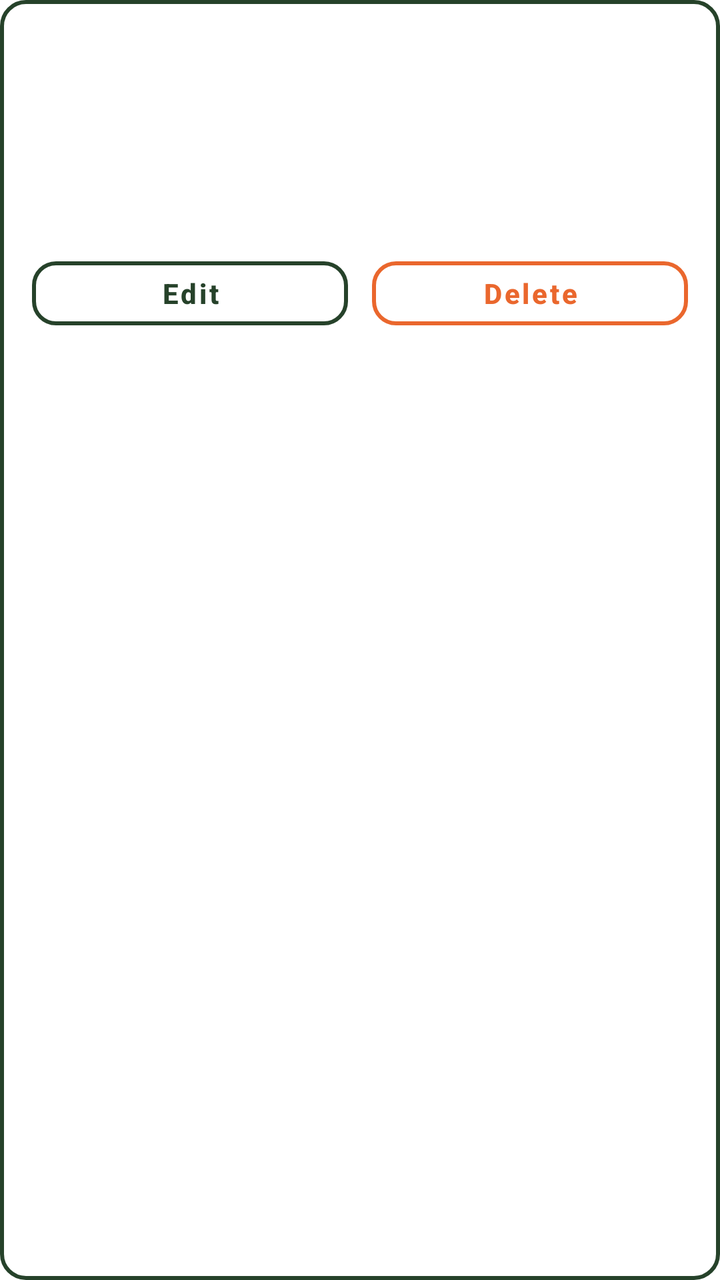
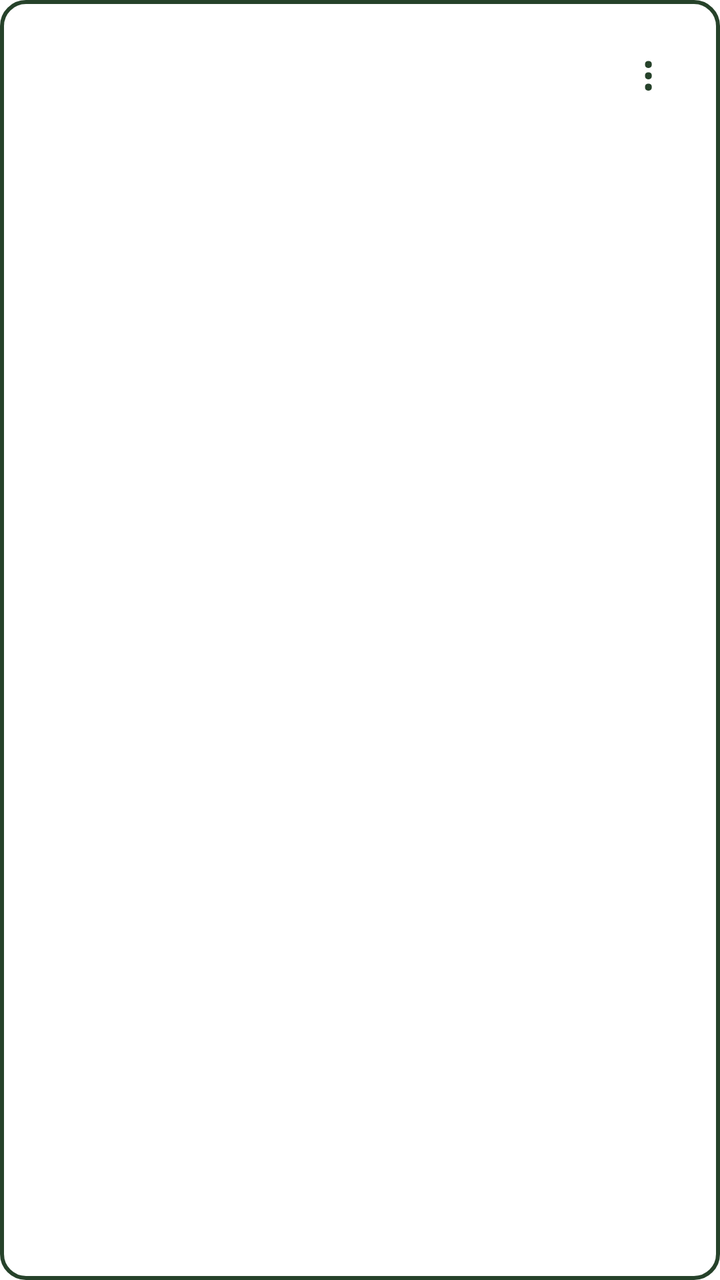

Before-and-after screenshots of an Android layout around one commit, followed by the original layout XML and the change that was made.
<!-- AndroidManifest.xml: application theme Theme.Ca -->
<!-- res/layout/item_trail.xml -->
<?xml version="1.0" encoding="utf-8"?>
<LinearLayout xmlns:android="http://schemas.android.com/apk/res/android"
    android:layout_width="match_parent"
    android:layout_height="wrap_content"
    android:layout_marginBottom="12dp"
    android:background="@drawable/bg_outline"
    android:orientation="vertical"
    android:padding="16dp">

    <TextView
        android:id="@+id/nameText"
        android:layout_width="match_parent"
        android:layout_height="wrap_content"
        android:textColor="@color/forest"
        android:textSize="18sp"
        android:textStyle="bold" />

    <TextView
        android:id="@+id/descriptionText"
        android:layout_width="match_parent"
        android:layout_height="wrap_content"
        android:layout_marginTop="6dp"
        android:alpha="0.85"
        android:textColor="@color/forest"
        android:textSize="14sp" />

    <TextView
        android:id="@+id/locationText"
        android:layout_width="match_parent"
        android:layout_height="wrap_content"
        android:layout_marginTop="8dp"
        android:textColor="@color/trail_orange"
        android:textSize="13sp"
        android:textStyle="bold" />

    <TextView
        android:id="@+id/detailsText"
        android:layout_width="match_parent"
        android:layout_height="wrap_content"
        android:layout_marginTop="4dp"
        android:alpha="0.7"
        android:textColor="@color/forest"
        android:textSize="13sp" />

    <LinearLayout
        android:layout_width="match_parent"
        android:layout_height="wrap_content"
        android:layout_marginTop="12dp"
        android:orientation="horizontal">

        <com.google.android.material.button.MaterialButton
            android:id="@+id/editButton"
            style="@style/Widget.HikingHub.Button.Compact"
            android:layout_width="0dp"
            android:layout_height="wrap_content"
            android:layout_marginEnd="6dp"
            android:layout_weight="1"
            android:text="Edit" />

        <com.google.android.material.button.MaterialButton
            android:id="@+id/deleteButton"
            style="@style/Widget.HikingHub.Button.Compact.Danger"
            android:layout_width="0dp"
            android:layout_height="wrap_content"
            android:layout_marginStart="6dp"
            android:layout_weight="1"
            android:text="Delete" />

    </LinearLayout>

</LinearLayout>
<!-- resources referenced by this layout -->
<resources>
  <color name="forest">#26422A</color>
  <color name="trail_orange">#EA672D</color>
  <!-- drawable bg_outline (drawable) -->
  <?xml version="1.0" encoding="utf-8"?>
  <shape xmlns:android="http://schemas.android.com/apk/res/android"
      android:shape="rectangle">
      <solid android:color="@android:color/transparent" />
      <stroke
          android:width="2dp"
          android:color="@color/forest" />
      <corners android:radius="12dp" />
  </shape>
  <style name="Widget.HikingHub.Button.Compact" parent="Widget.MaterialComponents.Button.OutlinedButton">
          <item name="android:layout_height">44dp</item>
          <item name="android:minHeight">44dp</item>
          <item name="android:textAllCaps">false</item>
          <item name="android:textSize">14sp</item>
          <item name="android:textStyle">bold</item>
          <item name="android:textColor">@color/forest</item>
          <item name="cornerRadius">12dp</item>
          <item name="strokeColor">@color/forest</item>
          <item name="strokeWidth">2dp</item>
          <item name="backgroundTint">@android:color/transparent</item>
      </style>
  <style name="Widget.HikingHub.Button.Compact.Danger" parent="Widget.HikingHub.Button.Compact">
          <item name="android:textColor">@color/trail_orange</item>
          <item name="strokeColor">@color/trail_orange</item>
      </style>
  <style name="Theme.Ca" parent="Theme.MaterialComponents.Light.NoActionBar">
          <item name="colorControlNormal">@color/sand</item>
          <item name="drawerArrowStyle">@style/Widget.HikingHub.DrawerArrow</item>
      </style>
  <color name="sand">#FFEEBC</color>
  <style name="Widget.HikingHub.DrawerArrow" parent="Widget.AppCompat.DrawerArrowToggle">
          <item name="color">@color/sand</item>
      </style>
</resources>

<!-- the commit's change to res/layout/item_trail.xml (unified diff, before → after) -->
@@ -7,13 +7,39 @@
     android:orientation="vertical"
     android:padding="16dp">
 
-    <TextView
-        android:id="@+id/nameText"
+    <LinearLayout
         android:layout_width="match_parent"
         android:layout_height="wrap_content"
-        android:textColor="@color/forest"
-        android:textSize="18sp"
-        android:textStyle="bold" />
+        android:gravity="center_vertical"
+        android:orientation="horizontal">
+
+        <TextView
+            android:id="@+id/nameText"
+            android:layout_width="0dp"
+            android:layout_height="wrap_content"
+            android:layout_weight="1"
+            android:textColor="@color/forest"
+            android:textSize="18sp"
+            android:textStyle="bold" />
+
+        <com.google.android.material.button.MaterialButton
+            android:id="@+id/moreButton"
+            style="@style/Widget.MaterialComponents.Button.TextButton"
+            android:layout_width="40dp"
+            android:layout_height="40dp"
+            android:contentDescription="More options"
+            android:insetLeft="0dp"
+            android:insetTop="0dp"
+            android:insetRight="0dp"
+            android:insetBottom="0dp"
+            android:minWidth="40dp"
+            android:minHeight="40dp"
+            android:padding="0dp"
+            android:text="⋮"
+            android:textColor="@color/forest"
+            android:textSize="24sp" />
+
+    </LinearLayout>
 
     <TextView
         android:id="@+id/descriptionText"
@@ -42,30 +68,4 @@
         android:textColor="@color/forest"
         android:textSize="13sp" />
 
-    <LinearLayout
-        android:layout_width="match_parent"
-        android:layout_height="wrap_content"
-        android:layout_marginTop="12dp"
-        android:orientation="horizontal">
-
-        <com.google.android.material.button.MaterialButton
-            android:id="@+id/editButton"
-            style="@style/Widget.HikingHub.Button.Compact"
-            android:layout_width="0dp"
-            android:layout_height="wrap_content"
-            android:layout_marginEnd="6dp"
-            android:layout_weight="1"
-            android:text="Edit" />
-
-        <com.google.android.material.button.MaterialButton
-            android:id="@+id/deleteButton"
-            style="@style/Widget.HikingHub.Button.Compact.Danger"
-            android:layout_width="0dp"
-            android:layout_height="wrap_content"
-            android:layout_marginStart="6dp"
-            android:layout_weight="1"
-            android:text="Delete" />
-
-    </LinearLayout>
-
 </LinearLayout>
<!-- resource entries referenced after the edit -->
@@ -12,22 +12,6 @@
           android:color="@color/forest" />
       <corners android:radius="12dp" />
   </shape>
-  <style name="Widget.HikingHub.Button.Compact" parent="Widget.MaterialComponents.Button.OutlinedButton">
-          <item name="android:layout_height">44dp</item>
-          <item name="android:minHeight">44dp</item>
-          <item name="android:textAllCaps">false</item>
-          <item name="android:textSize">14sp</item>
-          <item name="android:textStyle">bold</item>
-          <item name="android:textColor">@color/forest</item>
-          <item name="cornerRadius">12dp</item>
-          <item name="strokeColor">@color/forest</item>
-          <item name="strokeWidth">2dp</item>
-          <item name="backgroundTint">@android:color/transparent</item>
-      </style>
-  <style name="Widget.HikingHub.Button.Compact.Danger" parent="Widget.HikingHub.Button.Compact">
-          <item name="android:textColor">@color/trail_orange</item>
-          <item name="strokeColor">@color/trail_orange</item>
-      </style>
   <style name="Theme.Ca" parent="Theme.MaterialComponents.Light.NoActionBar">
           <item name="colorControlNormal">@color/sand</item>
           <item name="drawerArrowStyle">@style/Widget.HikingHub.DrawerArrow</item>
